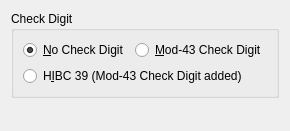
This is frontend_qt/grpC39.ui in zint/zint as Qt 5 draws it before an edit. The edited form follows.
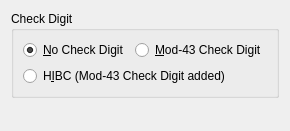
This is the edited form.

The edit to the form file:
```diff
--- a/frontend_qt/grpC39.ui
+++ b/frontend_qt/grpC39.ui
@@ -45,7 +45,7 @@
       <item row="1" column="0" colspan="2">
        <widget class="QRadioButton" name="radC39HIBC">
         <property name="text">
-         <string>H&amp;IBC 39 (Mod-43 Check Digit added)</string>
+         <string>H&amp;IBC (Mod-43 Check Digit added)</string>
         </property>
         <property name="toolTip">
          <string>Process data as a Health Industry Barcode (HIBC)
```
Left out of the diff: 6 changed lines with no effect on the pictures.
